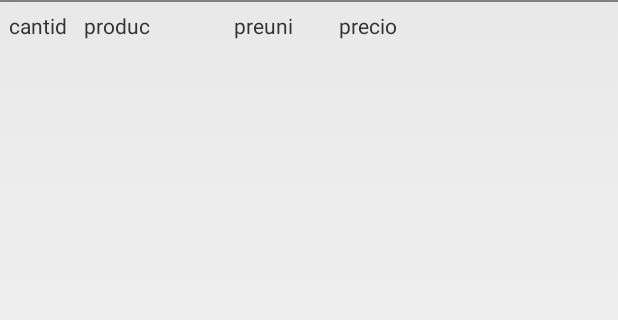
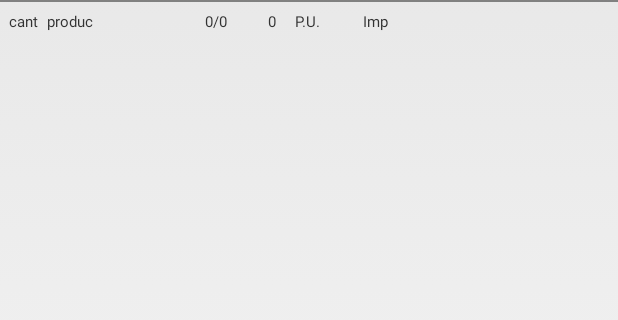
Before and after one commit to consultorasystemstrategy/Union, an Android app: the layout infor_venta_cabecera.xml on its own in the app's theme, with its tools: preview values and no code run, on a phone screen of 412 x 824 dp, the part 36-356 px from its top. Run offline under Robolectric (Android 15) with nearby library versions, the phone set to English and light mode, and no system bars.

Commit message:
ok commit jo0293

```diff
--- a/app/src/main/java/union/union_vr1/Sqlite/DbAdapter_Histo_Venta_Detalle.java
+++ b/app/src/main/java/union/union_vr1/Sqlite/DbAdapter_Histo_Venta_Detalle.java
@@ -320,11 +320,11 @@ public class DbAdapter_Histo_Venta_Detalle {
 
     public void insertSomeHistoVentaDetalle() {
 
-        createHistoVentaDetalle( 1, 1, 1, 1, 0, 1, "1A - 1", "TIENDA NA", "PAN", 1, 2.0,
+        createHistoVentaDetalle( 1, 1, 1, 1, 0, 1, "1A - 1", "TIENDA NA", "Pan Integral Mediano Union", 1, 2.0,
                 "2014-11-12", "08:10:00", 1, 1, 1, 1, 0.0, "", "", "", "", 1, 1);
-        createHistoVentaDetalle( 2, 1, 1, 2, 0, 1, "1A - 1", "TIENDA NA", "AGUA", 1, 2.0,
+        createHistoVentaDetalle( 2, 1, 1, 2, 0, 1, "1A - 1", "TIENDA NA", "Mega Galleta Integral de kiwicha", 1, 2.0,
                 "2014-11-12", "08:10:00", 1, 1, 1, 1, 0.0, "", "", "", "", 1, 1);
-        createHistoVentaDetalle( 3, 2, 1, 1, 0, 2, "1A - 2", "TIENDA NA", "PAN", 2, 4.0,
+        createHistoVentaDetalle( 3, 2, 1, 1, 0, 2, "1A - 2", "TIENDA NA", "Agua de Mesa Union", 2, 4.0,
                 "2014-11-05", "08:10:00", 1, 1, 1, 1, 0.0, "", "", "", "", 1, 1);
 
     }
--- a/app/src/main/java/union/union_vr1/Vistas/VMovil_Evento_Indice.java
+++ b/app/src/main/java/union/union_vr1/Vistas/VMovil_Evento_Indice.java
@@ -95,7 +95,8 @@ public class VMovil_Evento_Indice extends Activity implements View.OnClickListen
                 startActivity(i);
                 break;
             case R.id.VEI_BTNinfgas:
-
+                Intent ig = new Intent(this,VMovil_Evento_Gasto.class);
+                startActivity(ig);
                 break;
             case R.id.VEI_BTNresume:
                 Intent ir = new Intent(this,VMovil_Resumen_Caja.class);
--- a/app/src/main/res/layout/infor_venta_cabecera.xml
+++ b/app/src/main/res/layout/infor_venta_cabecera.xml
@@ -5,33 +5,69 @@
     android:orientation="vertical"
     android:padding="6dip">
 
+
+    <TableLayout
+        android:layout_width="fill_parent"
+        android:layout_height="fill_parent"
+        android:layout_centerVertical="true"
+        android:layout_alignParentLeft="true"
+        android:layout_alignParentStart="true"></TableLayout>
+
+    <TableRow
+        android:layout_width="fill_parent"
+        android:layout_height="fill_parent">
+
         <TextView
             android:id="@+id/VVC_cantidinf"
-        android:layout_width="50dp"
-        android:layout_height="wrap_content"
-        android:text="cantid" />
+            android:layout_width="25dp"
+            android:layout_height="38dp"
+            android:text="cant"
+            android:textSize="10dp"
+            android:textIsSelectable="false" />
 
         <TextView
             android:id="@+id/VVC_producinf"
-        android:layout_width="100dp"
-        android:layout_height="wrap_content"
+            android:layout_width="90dp"
+            android:layout_height="38dp"
             android:text="produc"
             android:layout_toRightOf="@+id/VVC_cantidinf"
-        android:layout_toEndOf="@+id/VVC_cantidinf" />
+            android:layout_toEndOf="@+id/VVC_cantidinf"
+            android:textSize="10dp" />
+
+        <TextView
+            android:layout_width="45dp"
+            android:layout_height="wrap_content"
+            android:textAppearance="?android:attr/textAppearanceSmall"
+            android:gravity="center"
+            android:text="0/0"
+            android:id="@+id/VVC_promAnt"
+            android:textSize="10dp" />
+
+        <TextView
+            android:layout_width="30dp"
+            android:layout_height="wrap_content"
+            android:textAppearance="?android:attr/textAppearanceSmall"
+            android:gravity="center"
+            android:id="@+id/VVC_dev"
+            android:text="0"
+            android:textSize="10dp" />
 
         <TextView
             android:id="@+id/VVC_preuniinf"
-        android:layout_width="70dp"
-        android:layout_height="wrap_content"
-        android:text="preuni"
+            android:layout_width="45dp"
+            android:layout_height="38dp"
+            android:text="P.U."
             android:layout_toRightOf="@+id/VVC_producinf"
-        android:layout_toEndOf="@+id/VVC_producinf" />
+            android:layout_toEndOf="@+id/VVC_producinf"
+            android:textSize="10dp" />
 
         <TextView
             android:id="@+id/VVC_precioinf"
-        android:layout_width="70dp"
-        android:layout_height="wrap_content"
-        android:text="precio"
+            android:layout_width="50dp"
+            android:layout_height="38dp"
+            android:text="Imp"
             android:layout_toRightOf="@+id/VVC_preuniinf"
-        android:layout_toEndOf="@+id/VVC_preuniinf" />
+            android:layout_toEndOf="@+id/VVC_preuniinf"
+            android:textSize="10dp" />
+    </TableRow>
 </RelativeLayout>
```
Also changed, not shown: app/src/main/java/union/union_vr1/Sqlite/DbAdapter_Stock_Agente.java (+5 -5 lines), app/src/main/res/layout/princ_venta_cabecera.xml (+6 -4 lines), 1 other file. Lines whose indentation alone changed are shown as unchanged.
